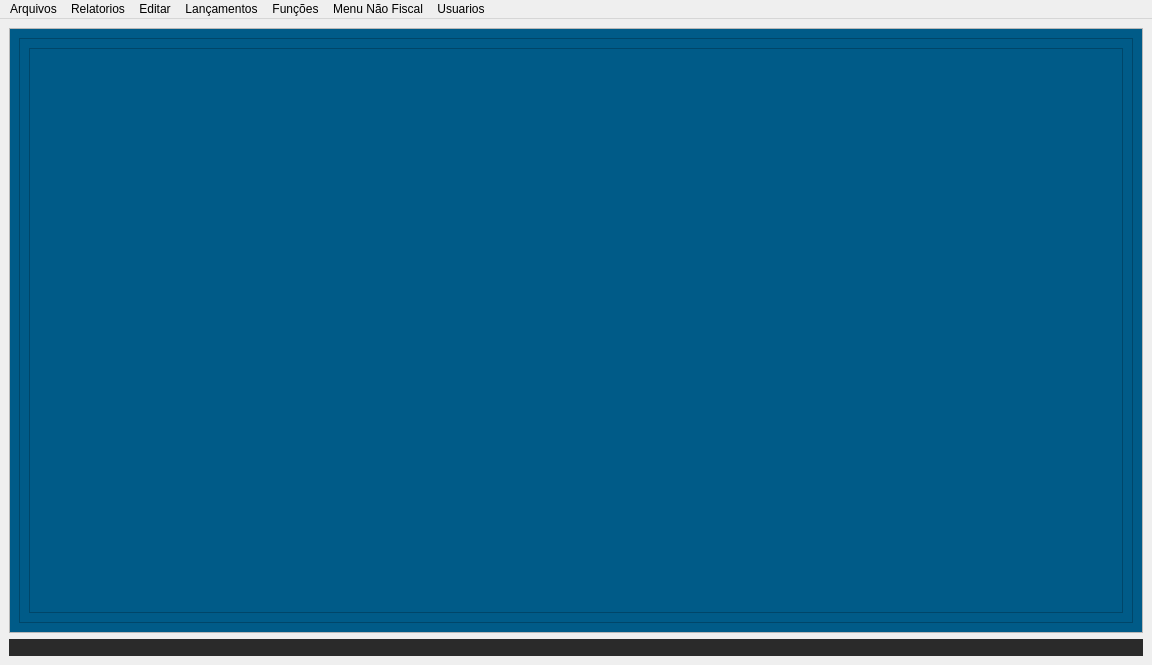
This is Views/TelaDefinitiva.ui in Weslei25/SistemaDeVendas as Qt 5 draws it before an edit. The edited form follows.
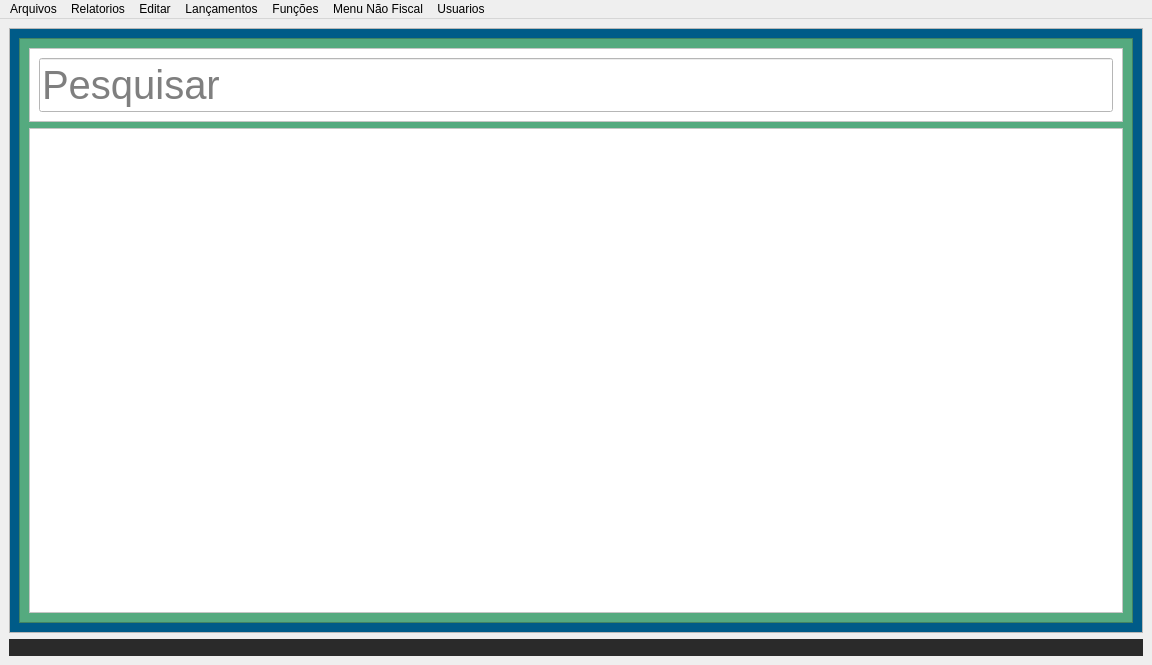
This is the edited form. The open tabs and pages were chosen to show the change. Icons and pictures are not drawn.

Diff of the .ui file:
```diff
--- a/Views/TelaDefinitiva.ui
+++ b/Views/TelaDefinitiva.ui
@@ -6380,22 +6380,64 @@
           <layout class="QGridLayout" name="gridLayout_8">
            <item row="0" column="0">
             <widget class="QFrame" name="frame_28">
+             <property name="styleSheet">
+              <string notr="true">background-color: rgb(85, 170, 127);</string>
+             </property>
              <property name="frameShape">
               <enum>QFrame::StyledPanel</enum>
              </property>
              <property name="frameShadow">
               <enum>QFrame::Raised</enum>
              </property>
-             <layout class="QGridLayout" name="gridLayout_12">
+             <layout class="QGridLayout" name="gridLayout_13">
               <item row="0" column="0">
                <widget class="QFrame" name="frame_29">
+                <property name="styleSheet">
+                 <string notr="true">background-color: rgb(255, 255, 255);</string>
+                </property>
                 <property name="frameShape">
                  <enum>QFrame::StyledPanel</enum>
                 </property>
                 <property name="frameShadow">
                  <enum>QFrame::Raised</enum>
                 </property>
-                <layout class="QGridLayout" name="gridLayout_13"/>
+                <layout class="QGridLayout" name="gridLayout_12">
+                 <item row="0" column="0">
+                  <widget class="QLineEdit" name="pesquisar">
+                   <property name="font">
+                    <font>
+                     <pointsize>30</pointsize>
+                    </font>
+                   </property>
+                   <property name="cursorPosition">
+                    <number>0</number>
+                   </property>
+                   <property name="placeholderText">
+                    <string>Pesquisar</string>
+                   </property>
+                  </widget>
+                 </item>
+                </layout>
+               </widget>
+              </item>
+              <item row="1" column="0">
+               <widget class="QTableView" name="tableView">
+                <property name="font">
+                 <font>
+                  <pointsize>20</pointsize>
+                 </font>
+                </property>
+                <property name="styleSheet">
+                 <string notr="true">background-color: rgb(255, 255, 255);
+
+</string>
+                </property>
+                <property name="showGrid">
+                 <bool>true</bool>
+                </property>
+                <attribute name="horizontalHeaderDefaultSectionSize">
+                 <number>1300</number>
+                </attribute>
                </widget>
               </item>
              </layout>
```
Left out of the diff: 30 changed lines with no effect on the pictures.
